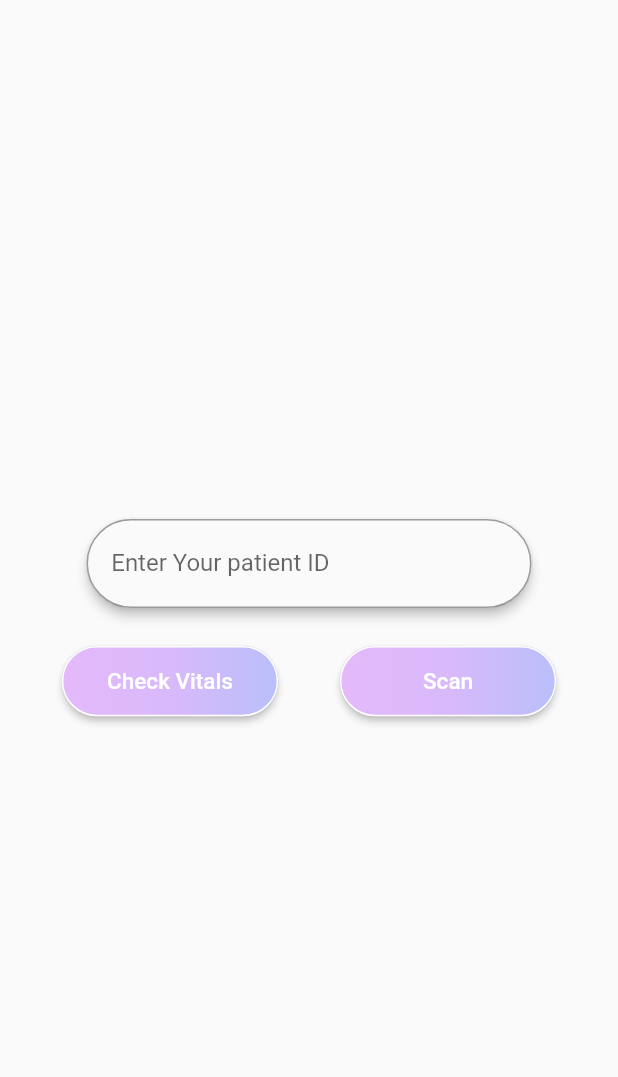
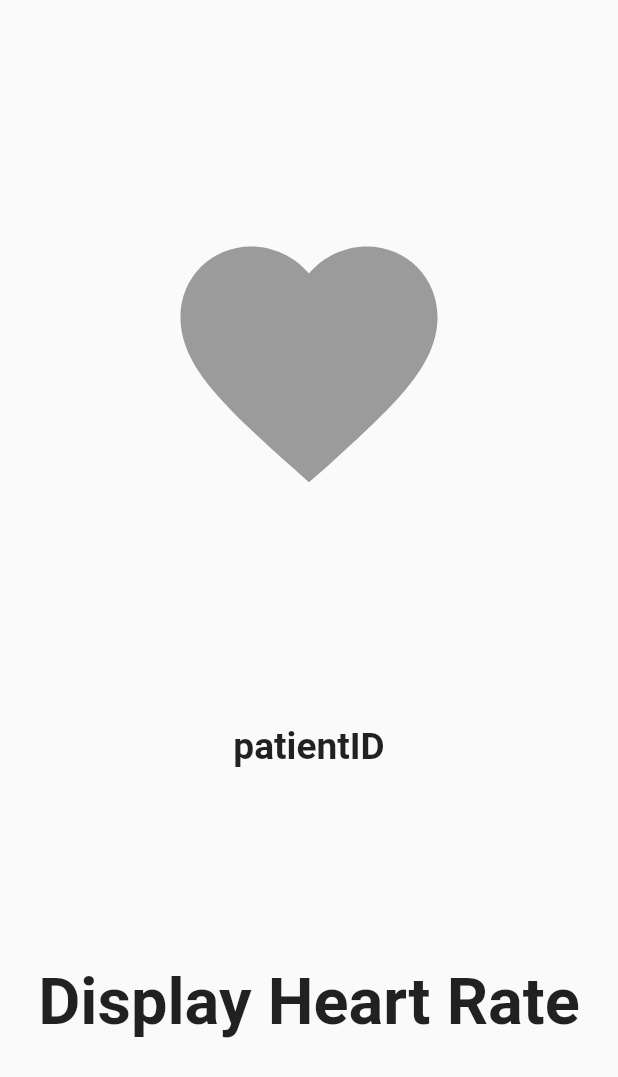
Before and after one commit to jason-nguessan/vitals-tracker, a Flutter app: the screen it shows after launch, after a tap on "Check Vitals", on a phone screen of 412 x 824 dp. Shown: the top 1077 px of the screen. Run offline on Flutter 3.47's test engine with Material 2 defaults, Android fonts, the phone set to English and light mode, and no system bars; our stand-ins replace hexcolor; Roboto replaces fonts that are missing (Open-Sans).

Commit message:
added display for vital info page

```diff
--- a/lib/mainPages/displayVitals.dart
+++ b/lib/mainPages/displayVitals.dart
@@ -0,0 +1,45 @@
+import 'package:flutter/material.dart';
+import 'package:my_app/sharedWidgets/sizeConfig.dart';
+import 'package:hexcolor/hexcolor.dart';
+
+class DisplayVitals extends StatefulWidget {
+  @override
+  _DisplayVitalsState createState() => _DisplayVitalsState();
+}
+
+class _DisplayVitalsState extends State<DisplayVitals> {
+  @override
+  Widget build(BuildContext context) {
+    SizeConfig().init(context);
+    return Scaffold(
+      body: Container(
+        child: Center(
+          child: Column(
+            mainAxisAlignment: MainAxisAlignment.spaceEvenly,
+            children: <Widget>[
+              IconButton(
+                  icon: Icon(Icons.favorite),
+                  onPressed: null,
+                  iconSize: SizeConfig.blockSizeHorizontal * 50,
+                  color: Colors.red),
+              Text(
+                "patientID",
+                style: TextStyle(
+                    fontFamily: 'Open-Sans',
+                    fontSize: SizeConfig.safeBlockHorizontal * 6,
+                    fontWeight: FontWeight.bold),
+              ),
+              Text(
+                "Display Heart Rate",
+                style: TextStyle(
+                    fontFamily: 'Open-Sans',
+                    fontSize: SizeConfig.safeBlockHorizontal * 10.5,
+                    fontWeight: FontWeight.bold),
+              ),
+            ],
+          ),
+        ),
+      ),
+    );
+  }
+}
--- a/lib/mainPages/login.dart
+++ b/lib/mainPages/login.dart
@@ -1,4 +1,5 @@
 import 'package:flutter/material.dart';
+import 'package:my_app/mainPages/displayVitals.dart';
 import 'package:my_app/sharedWidgets/sizeConfig.dart';
 import 'package:hexcolor/hexcolor.dart';
 
@@ -102,7 +103,11 @@ class _LoginState extends State<Login> {
                                   ),
                                   padding: EdgeInsets.all(
                                       SizeConfig.safeBlockHorizontal * 3.5)),
-                              onPressed: () {},
+                              onPressed: () {
+                                MaterialPageRoute route = MaterialPageRoute(
+                                    builder: (context) => DisplayVitals());
+                                Navigator.of(context).push(route);
+                              },
                             ),
                             RaisedButton(
                               padding: const EdgeInsets.all(0.0),
```
